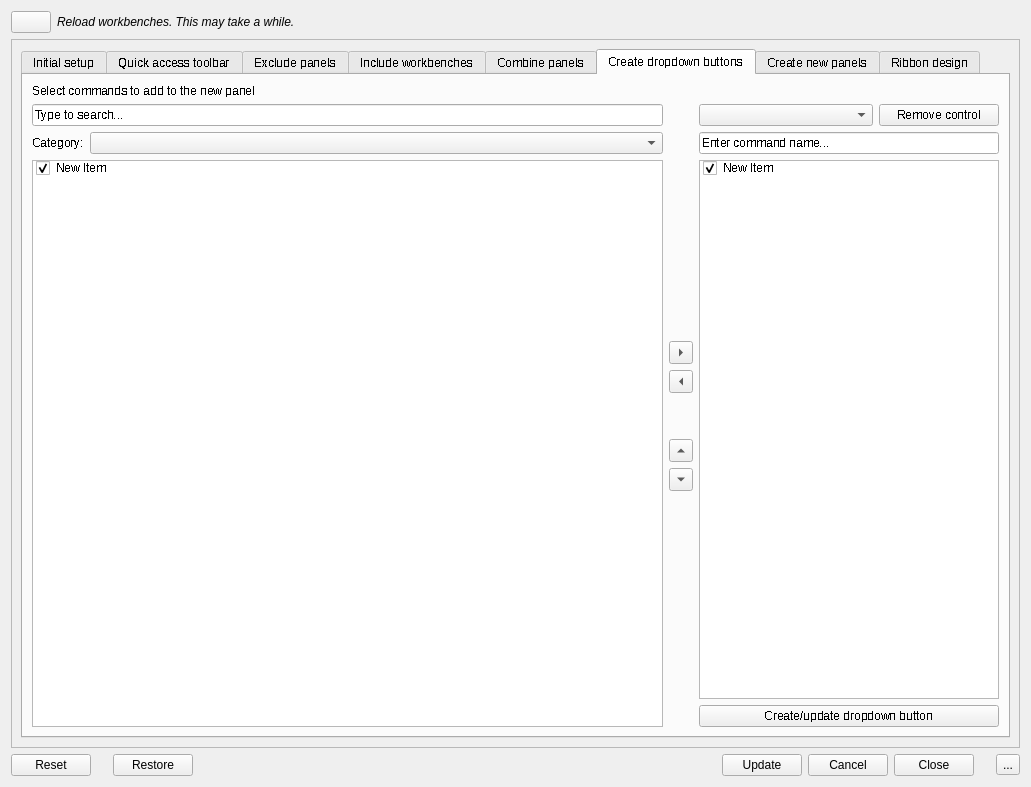
Above: Resources/ui/Design.ui from APEbbers/FreeCAD-Ribbon before the change. Below: the same form after it.
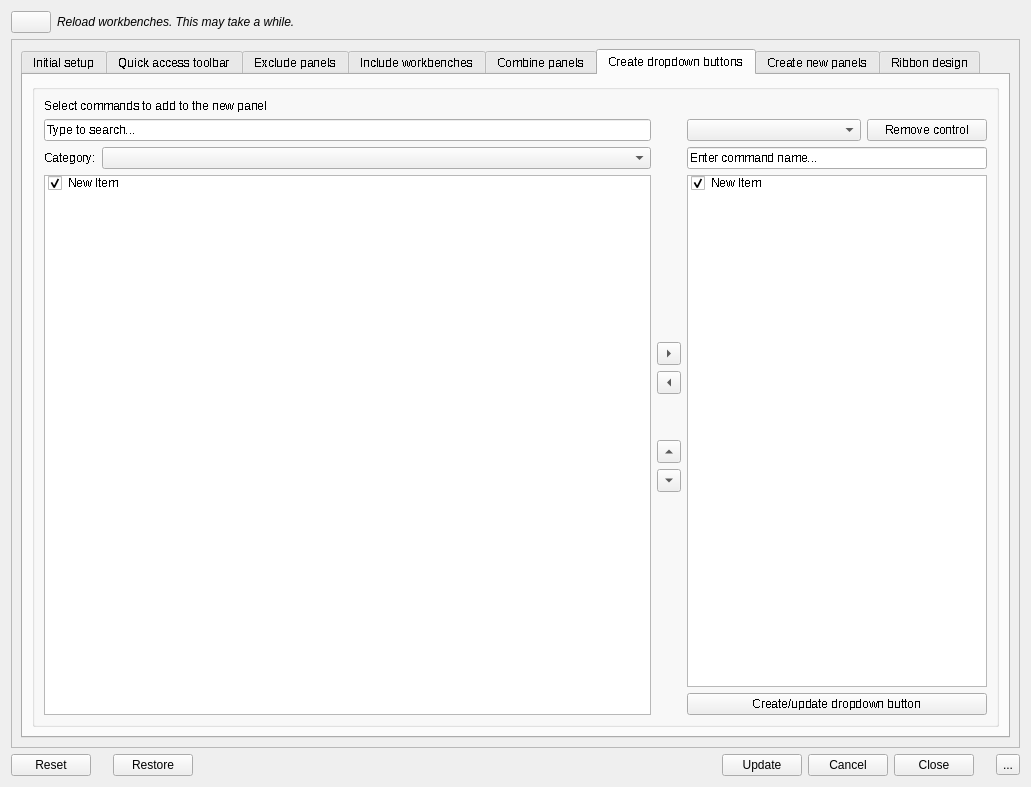
That is the form after the change. The open tabs and pages were chosen to show the change. Icons and pictures are not drawn.

Commit message: Updated layout UI for consistency

```diff
--- a/Resources/ui/Design.ui
+++ b/Resources/ui/Design.ui
@@ -1458,6 +1458,12 @@
              <string>Create dropdown buttons</string>
             </attribute>
             <layout class="QGridLayout" name="gridLayout_43">
+             <item row="1" column="3">
+              <widget class="QGroupBox" name="groupBox_5">
+               <property name="title">
+                <string/>
+               </property>
+               <layout class="QGridLayout" name="gridLayout_50">
              <item row="0" column="0">
               <widget class="QLabel" name="label_23">
                <property name="text">
@@ -1697,6 +1703,9 @@
                 <widget class="QComboBox" name="CommandList_DDB"/>
                </item>
               </layout>
+                </item>
+               </layout>
+              </widget>
              </item>
             </layout>
            </widget>
```
Left out of the diff: 7 changed lines with no effect on the pictures. Lines whose indentation alone changed are shown as unchanged.
